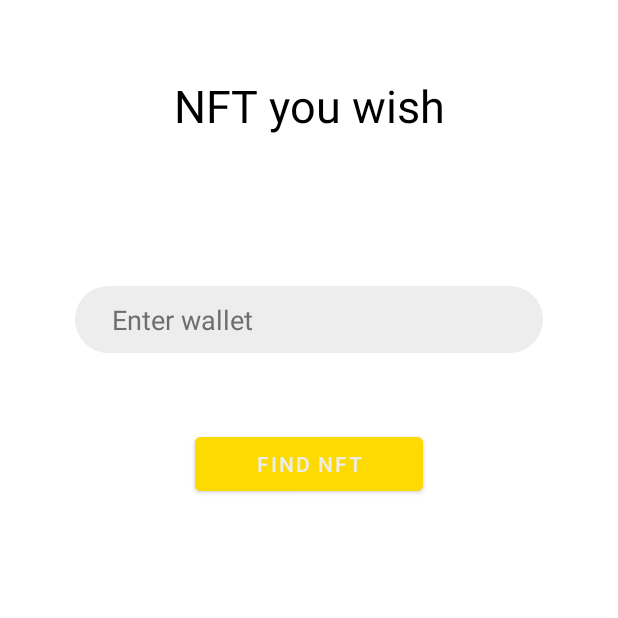
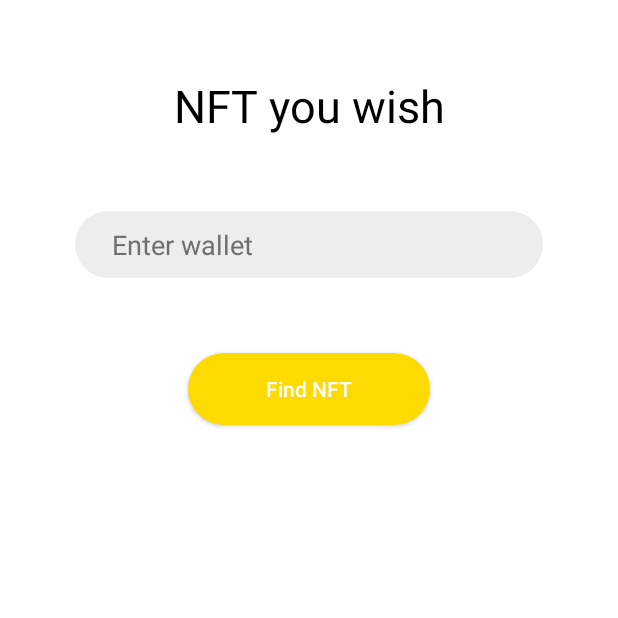
Before and after one commit to advasileva/wish-graph-mobile, an Android app: the screen it shows after launch (MainActivity), on a phone screen of 412 x 824 dp, the top half of it. Run offline under Robolectric (Android 15) with nearby library versions, the phone set to English and light mode, and no system bars.

Commit message:
button customized

```diff
--- /dev/null
+++ b/app/src/main/res/drawable/custom_btn.xml
@@ -0,0 +1,5 @@
+<?xml version="1.0" encoding="utf-8"?>
+<shape xmlns:android="http://schemas.android.com/apk/res/android" >
+    <corners
+        android:radius="30dp" />
+</shape>
--- a/app/src/main/res/layout/activity_main.xml
+++ b/app/src/main/res/layout/activity_main.xml
@@ -23,22 +23,27 @@
     android:layout_height="wrap_content"
     android:layout_below="@+id/logo"
     android:layout_marginHorizontal="50sp"
-    android:layout_marginTop="100sp"
+    android:layout_marginTop="50sp"
     android:ems="10"
     android:hint="@string/hint_wallet"
     android:textColor="@color/textColorPrimary"
     android:textColorHint="@color/textColorHint"
     android:background="@drawable/custom_entry"
-    android:textCursorDrawable="@drawable/entry_cursor"/>
+    android:textCursorDrawable="@drawable/entry_cursor" />
 
-<Button
-    android:id="@+id/btn_find"
-    android:layout_below="@+id/wallet_field"
-    android:layout_marginTop="50sp"
-    android:layout_marginHorizontal="130sp"
-    android:backgroundTint="@color/colorAccent"
-    android:text="@string/btn_find"
-    android:layout_width="match_parent"
-    android:layout_height="wrap_content" />
+
+    <Button
+        android:id="@+id/btn_find"
+        android:layout_width="match_parent"
+        android:layout_height="wrap_content"
+        android:layout_below="@+id/wallet_field"
+        android:layout_marginHorizontal="125sp"
+        android:layout_marginTop="50sp"
+        android:textColor="@color/colorPrimary"
+        android:padding="10dp"
+        android:text="@string/btn_find"
+        android:backgroundTint="@color/colorAccent"
+        android:background="@drawable/custom_entry"
+        android:textAllCaps="false" />
 
 </RelativeLayout>
--- a/app/src/main/res/values/themes.xml
+++ b/app/src/main/res/values/themes.xml
@@ -1,6 +1,6 @@
 <resources xmlns:tools="http://schemas.android.com/tools">
     <!-- Base application theme. -->
-    <style name="Theme.WishGraphMobile" parent="Theme.MaterialComponents.DayNight.DarkActionBar">
+    <style name="Theme.WishGraphMobile" parent="Theme.AppCompat.Light.NoActionBar">
         <!-- Primary brand color. -->
         <item name="colorPrimary">@color/colorPrimary</item>
         <item name="colorPrimaryVariant">@color/colorPrimary</item>
```
